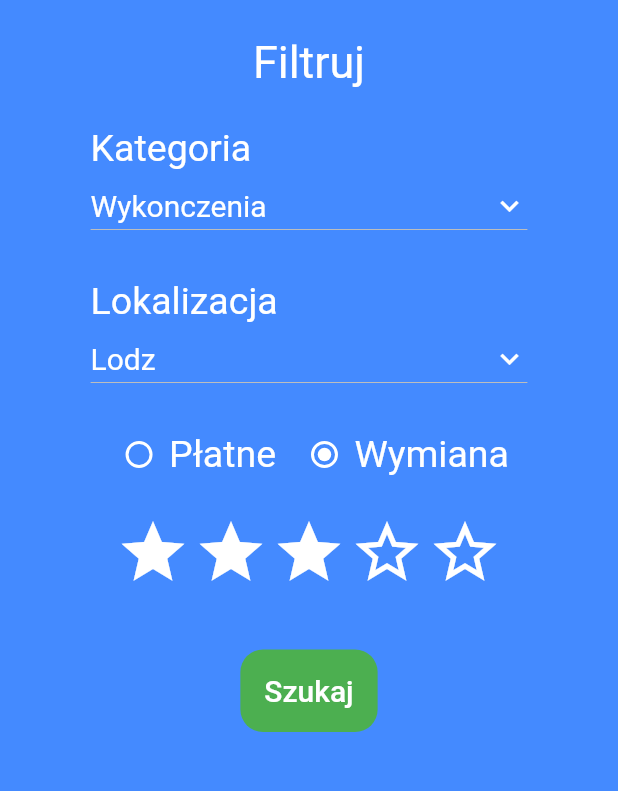
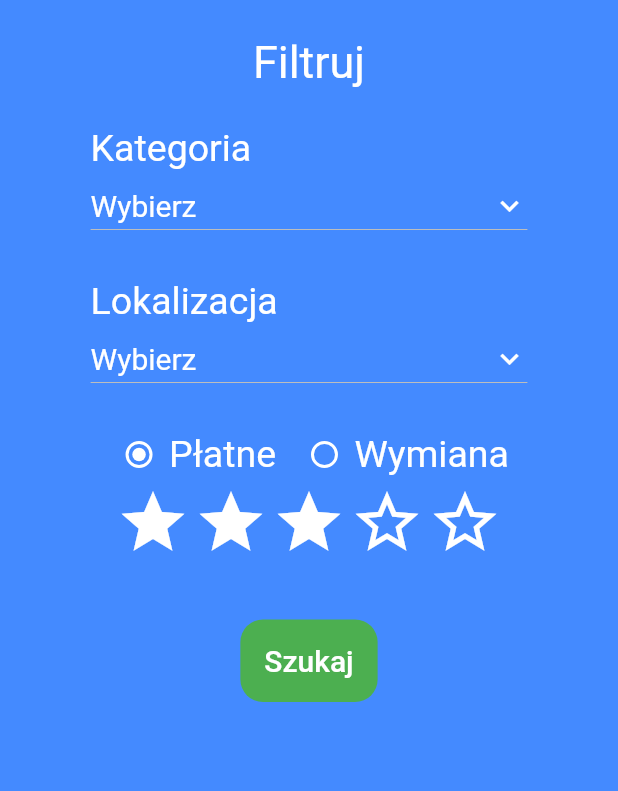
Before and after one commit to PjoterKacprzak/fachowcy-app, a Flutter app: the FilterPage screen opened directly, after a tap on "Szukaj", on a phone screen of 412 x 824 dp, the part 84-875 px from its top. Run offline on Flutter 3.47's test engine with Material 2 defaults, Android fonts, the phone set to English and light mode, and no system bars; drawn by our look-alikes of smooth_star_rating; our stand-ins replace email_validator, image_picker, shared_preferences; missing offline and left inert: multi_image_picker; accounts and stored records are empty; network calls fail.

Commit message:
Small fixex in service_type filed in FilterPage and PostNewAd,Added FilteredAds

```diff
--- a/lib/src/FilterPage.dart
+++ b/lib/src/FilterPage.dart
@@ -1,7 +1,9 @@
 import 'dart:convert';
 
+import 'package:fachowcy_app/Config/Config.dart';
 import 'package:fachowcy_app/Data/ServiceCard.dart';
 import 'package:fachowcy_app/Data/User.dart';
+import 'package:fachowcy_app/src/FilteredAds.dart';
 import 'package:fachowcy_app/src/LoginPage.dart';
 import 'package:fachowcy_app/src/customWidgets/CustomAppBar.dart';
 import 'package:flutter/cupertino.dart';
@@ -20,11 +22,12 @@ class FilterPage extends StatefulWidget {
 }
 
 class _FilterPageState extends State<FilterPage> {
+  static List<ServiceCard> cardInfoData;
   String _priceMin = '0';
   String _priceMax;
-
   final GlobalKey<FormState> _formKey = GlobalKey<FormState>();
   List<String> _category = [
+    'Wybierz',
     'Wykonczenia',
     'AGD',
     'Stolarka',
@@ -32,14 +35,15 @@ class _FilterPageState extends State<FilterPage> {
     'Malowanie'
   ];
   List<String> _localization = [
+    'Wybierz',
     'Lodz',
     'Wraszawa',
     'Poznan',
     'Lodz-Centrum',
     'Zgierz'
   ];
-  String _currentLocalization = "Lodz";
-  String _currentCategory = 'Wykonczenia';
+  String _currentLocalization = "Wybierz";
+  String _currentCategory = 'Wybierz';
   double _rating = 3.0;
   int _type = 1;
 
@@ -158,7 +162,7 @@ class _FilterPageState extends State<FilterPage> {
                                         materialTapTargetSize:
                                             MaterialTapTargetSize.shrinkWrap,
                                         activeColor: Colors.white,
-                                        value: 0,
+                                        value: 1,
                                         groupValue: _type,
                                         onChanged: (value) {
                                           // print(value);
@@ -179,7 +183,7 @@ class _FilterPageState extends State<FilterPage> {
                                         materialTapTargetSize:
                                             MaterialTapTargetSize.shrinkWrap,
                                         activeColor: Colors.white,
-                                        value: 1,
+                                        value: 0,
                                         groupValue: _type,
                                         onChanged: (value) {
                                           // print(value);
@@ -196,95 +200,95 @@ class _FilterPageState extends State<FilterPage> {
                                   ),
                                 ]),
                           ),
-                          Container(
-                              child: (_type == 0)
-                                  ? Row(
-                                mainAxisAlignment: MainAxisAlignment.spaceBetween,
-                                      children: <Widget>[
-                                        Flexible(
-                                          child: TextFormField(
-                                            // Walidacja jeśli potrzebna
-                                            // validator: (String value){
-                                              // if(value.isEmpty) {
-                                              //   return 'Podaj cenę minimalną';
-                                              // }
-                                            //   int cena = int.tryParse(value);
-                                            //   if(cena < 0)
-                                            //     return 'Cena minimalna musi być większa od 0';
-                                            // },
-                                            onSaved: (String value){
-                                              _priceMin = value;
-                                            },
-                                            style: TextStyle(
-                                              color: Colors.white,
-                                              fontSize: 25,
-                                            ),
-                                            keyboardType: TextInputType.number,
-                                            decoration: InputDecoration(
-                                              labelText: '    Cena od',
-                                              labelStyle: TextStyle(
-                                                color: Colors.white,
-                                              ),
-                                              focusedBorder:
-                                                  UnderlineInputBorder(
-                                                borderSide: BorderSide(
-                                                  color: Colors.white,
-                                                ),
-                                              ),
-                                              enabledBorder:
-                                                  UnderlineInputBorder(
-                                                borderRadius:
-                                                    BorderRadius.circular(25.0),
-                                                borderSide: BorderSide(
-                                                  color: Colors.white,
-                                                  width: 3.0,
-                                                ),
-                                              ),
-                                            ),
-                                          ),
-                                        ),
-                                        // Flexible(
-                                        //   child: TextFormField(
-                                        //     onSaved: (String value){
-                                        //       _priceMax = value;
-                                        //     },
-                                        //     // ignore: missing_return
-                                        //     validator: (String value){
-                                        //       if(int.tryParse(_priceMax) < int.tryParse(_priceMin))
-                                        //         return 'Cena od powinna być mniejsza niż do';
-                                        //     },
-                                        //     keyboardType: TextInputType.number,
-                                        //     style: TextStyle(
-                                        //       color: Colors.white,
-                                        //       fontSize: 25,
-                                        //     ),
-                                        //     decoration: InputDecoration(
-                                        //       labelText: 'Cena do',
-                                        //       labelStyle: TextStyle(
-                                        //         color: Colors.white,
-                                        //       ),
-                                        //       focusedBorder:
-                                        //           UnderlineInputBorder(
-                                        //         borderSide: BorderSide(
-                                        //           color: Colors.white,
-                                        //         ),
-                                        //       ),
-                                        //       enabledBorder:
-                                        //           UnderlineInputBorder(
-                                        //         borderRadius:
-                                        //             BorderRadius.circular(25.0),
-                                        //         borderSide: BorderSide(
-                                        //           color: Colors.white,
-                                        //           width: 3.0,
-                                        //         ),
-                                        //       ),
-                                        //     ),
-                                        //   ),
-                                        // )
-                                      ],
-                                    )
-                                  : SizedBox(height: 10)),
-                          SizedBox(height: 10),
+                          // Container(
+                          //     child: (_type == 1)
+                          //         ? Row(
+                          //       mainAxisAlignment: MainAxisAlignment.spaceBetween,
+                          //             children: <Widget>[
+                          //               Flexible(
+                          //                 child: TextFormField(
+                          //                   // Walidacja jeśli potrzebna
+                          //                   // validator: (String value){
+                          //                     // if(value.isEmpty) {
+                          //                     //   return 'Podaj cenę minimalną';
+                          //                     // }
+                          //                   //   int cena = int.tryParse(value);
+                          //                   //   if(cena < 0)
+                          //                   //     return 'Cena minimalna musi być większa od 0';
+                          //                   // },
+                          //                   onSaved: (String value){
+                          //                     _priceMin = value;
+                          //                   },
+                          //                   style: TextStyle(
+                          //                     color: Colors.white,
+                          //                     fontSize: 25,
+                          //                   ),
+                          //                   keyboardType: TextInputType.number,
+                          //                   decoration: InputDecoration(
+                          //                     labelText: '    Cena od',
+                          //                     labelStyle: TextStyle(
+                          //                       color: Colors.white,
+                          //                     ),
+                          //                     focusedBorder:
+                          //                         UnderlineInputBorder(
+                          //                       borderSide: BorderSide(
+                          //                         color: Colors.white,
+                          //                       ),
+                          //                     ),
+                          //                     enabledBorder:
+                          //                         UnderlineInputBorder(
+                          //                       borderRadius:
+                          //                           BorderRadius.circular(25.0),
+                          //                       borderSide: BorderSide(
+                          //                         color: Colors.white,
+                          //                         width: 3.0,
+                          //                       ),
+                          //                     ),
+                          //                   ),
+                          //                 ),
+                          //               ),
+                          //               // Flexible(
+                          //               //   child: TextFormField(
+                          //               //     onSaved: (String value){
+                          //               //       _priceMax = value;
+                          //               //     },
+                          //               //     // ignore: missing_return
+                          //               //     validator: (String value){
+                          //               //       if(int.tryParse(_priceMax) < int.tryParse(_priceMin))
+                          //               //         return 'Cena od powinna być mniejsza niż do';
+                          //               //     },
+                          //               //     keyboardType: TextInputType.number,
+                          //               //     style: TextStyle(
+                          //               //       color: Colors.white,
+                          //               //       fontSize: 25,
+                          //               //     ),
+                          //               //     decoration: InputDecoration(
+                          //               //       labelText: 'Cena do',
+                          //               //       labelStyle: TextStyle(
+                          //               //         color: Colors.white,
+                          //               //       ),
+                          //               //       focusedBorder:
+                          //               //           UnderlineInputBorder(
+                          //               //         borderSide: BorderSide(
+                          //               //           color: Colors.white,
+                          //               //         ),
+                          //               //       ),
+                          //               //       enabledBorder:
+                          //               //           UnderlineInputBorder(
+                          //               //         borderRadius:
+                          //               //             BorderRadius.circular(25.0),
+                          //               //         borderSide: BorderSide(
+                          //               //           color: Colors.white,
+                          //               //           width: 3.0,
+                          //               //         ),
+                          //               //       ),
+                          //               //     ),
+                          //               //   ),
+                          //               // )
+                          //             ],
+                          //           )
+                          //         : SizedBox(height: 10)),
+                          // SizedBox(height: 10),
                           SmoothStarRating(
                             rating: _rating,
                             isReadOnly: false,
@@ -311,13 +315,14 @@ class _FilterPageState extends State<FilterPage> {
                             shape: RoundedRectangleBorder(
                               borderRadius: BorderRadius.circular(15.0),
                             ),
-                            onPressed: () {
+                            onPressed: () async {
                               if (!_formKey.currentState.validate()) {
                                 return;
                               }
                               print(_priceMin.isEmpty);
                               _formKey.currentState.save();
-                              searchForCards(_currentCategory,_currentLocalization, _type.toString(), _priceMin, _rating.toString());
+                              await searchForCards(_currentCategory,_currentLocalization, _type.toString(), _priceMin, _rating.toString());
+                              await Navigator.push(context, MaterialPageRoute(builder: (context) => FilteredAds(cardInfoData)));
                             },
                             child: Text(
                               "Szukaj",
@@ -340,18 +345,45 @@ class _FilterPageState extends State<FilterPage> {
       ),
     );
   }
+  Future<int> searchForCards (String category,String localization ,String type,String priceMin, String rating)async {
+    ServiceCard serviceCard = new ServiceCard();
+    // var FilterJson = {};
+    // FilterJson["category"] = category;
+    // FilterJson["localization"] = localization;
+    // FilterJson["type"] = type;
+    // FilterJson["priceMin"] = priceMin;
+    // FilterJson["rating"] = rating;
+    // String str = json.encode(FilterJson);
+    String _category;
+    if(category == 'Wybierz')
+      _category = 'null';
+    else
+      _category = category;
 
-  Future<int> searchForCards (String category,String localization ,String type,String priceMin, String rating)async {
+    String _localization;
+    if(localization == 'Wybierz')
+      _localization = 'null';
+    else
+      _localization = localization;
 
-    var FilterJson = {};
-    FilterJson["category"] = category;
-    FilterJson["localization"] = localization;
-    FilterJson["type"] = type;
-    FilterJson["priceMin"] = priceMin;
-    FilterJson["rating"] = rating;
-    String str = json.encode(FilterJson);
-    print(str);
 
+    print( Config.serverHostString + 'api/service-card/filterCard?category='+_category+'&location='+_localization+'&service_type='+_type.toString());
+    print( Config.serverHostString + 'api/service-card/filterCard?category='+_category+'&location='+_localization);
+    // http://localhost:8080/api/service-card/filterCard?category=null&location=Wroclaw&price=12
+    final http.Response response = await http.get(
+      // Config.serverHostString + 'api/service-card/filterCard?category='+_category+'&location='+_localization,
+        Config.serverHostString + 'api/service-card/filterCard?category='+_category+'&location='+_localization+'&service_type='+_type.toString(),
+      headers: {'Content-Type': 'application/json'},
+    );
+
+    if ((response.statusCode >= 200) && (response.statusCode <= 299)) {
+      cardInfoData = serviceCard.parseServiceCard(response.body);
+      print("CardData received");
+      print(cardInfoData);
+      return response.statusCode;
+    } else {
+      throw Exception('Failed to find Card.');
+    }
     //TODO: Dorobienie widoku Filtrowaynch wyników oraz to co w komentarzu zmienić na docelowy endpoint
     // final http.Response response = await http.post(
     //     Config.serverHostString + '/api/users/addUser',
@@ -369,4 +401,5 @@ class _FilterPageState extends State<FilterPage> {
     // }
   }
 
+
 }
```
Also changed, not shown: lib/src/FilteredAds.dart (added, +74 -0 lines), lib/src/NotificationPage.dart (+11 -4 lines), lib/src/PostNewAd.dart (+21 -2 lines).
